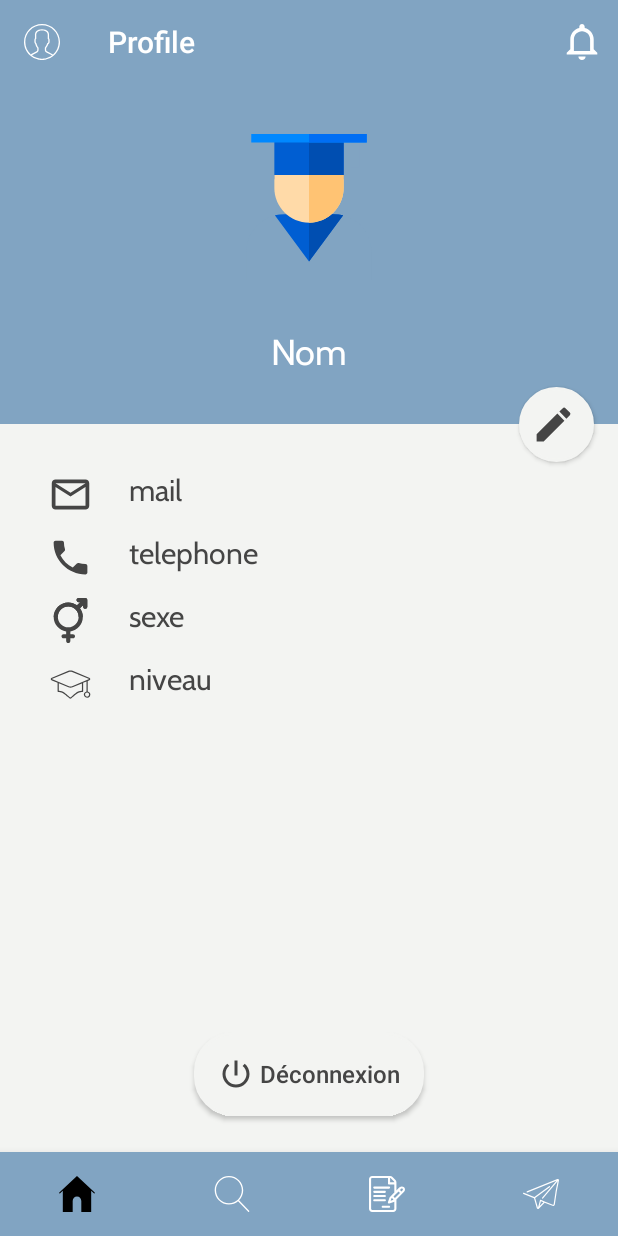
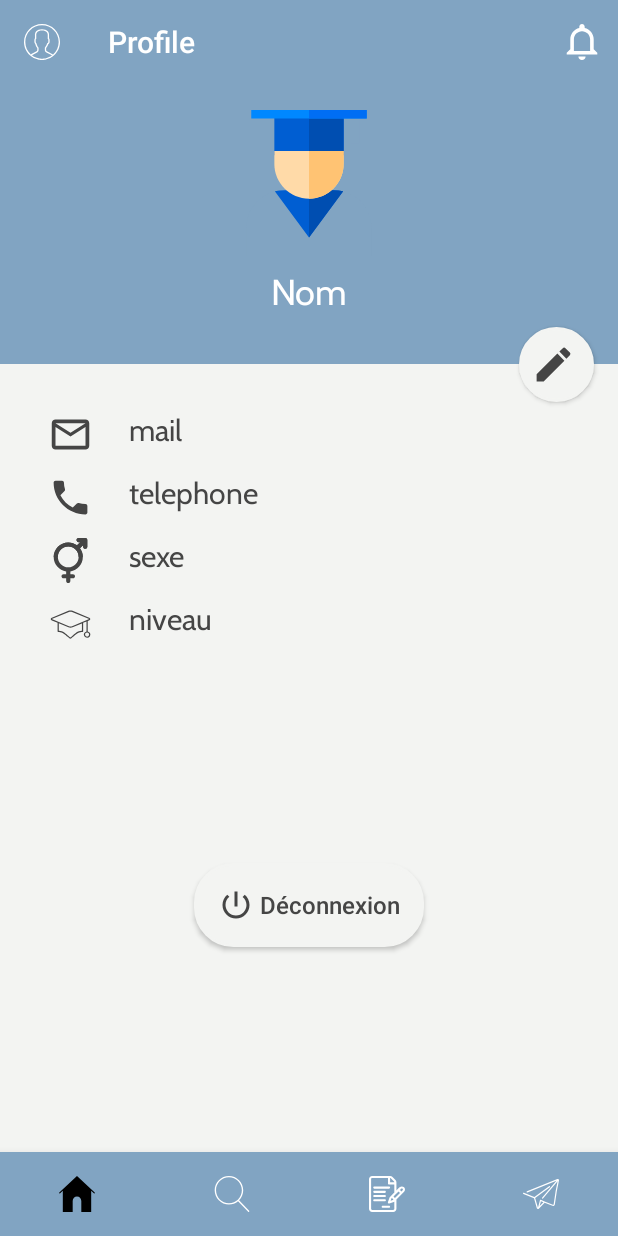
Before and after one commit to iliasafrass/AlloEtudiants, an Android app: the fragment ProfilFragment placed in its activity, on a phone screen of 412 x 824 dp. Run offline under Robolectric (Android 15) with nearby library versions, the phone set to English and light mode, and no system bars; our stand-ins replace ButterKnife; network calls fail; Roboto replaces fonts that are not available here.

Commit message:
fix errors inscription and profile

```diff
--- a/AlloEtudiants/app/src/main/java/com/example/a707446/alloetudiant/inscription/Inscription.java
+++ b/AlloEtudiants/app/src/main/java/com/example/a707446/alloetudiant/inscription/Inscription.java
@@ -162,7 +162,7 @@ public class Inscription extends AppCompatActivity implements InscriptionContrac
             Toast.makeText(this,"sexe est obligatoire! ",Toast.LENGTH_LONG);
         }
 
-        if (!passwordInput.isEmpty() && passwordInput != null && !sexeInput.name().isEmpty() && sexeInput.name() != null && !telInput.isEmpty() && telInput != null && !!selectedSpinnerNiveau.isEmpty() && selectedSpinnerNiveau != null && !prenomInput.isEmpty() && prenomInput != null && !nomInput.isEmpty() && nomInput != null && !emailInput.isEmpty() && emailInput != null) {
+        if (!passwordInput.isEmpty() && passwordInput != null && !sexeInput.name().isEmpty() && sexeInput.name() != null && !telInput.isEmpty() && telInput != null && !selectedSpinnerNiveau.isEmpty() && selectedSpinnerNiveau != null && !prenomInput.isEmpty() && prenomInput != null && !nomInput.isEmpty() && nomInput != null && !emailInput.isEmpty() && emailInput != null) {
             Grade niveauInput = Grade.valueOf(selectedSpinnerNiveau);
             profileDto.setEmail(emailInput);
             profileDto.setFirstName(prenomInput);
--- a/AlloEtudiants/app/src/main/res/layout/activity_inscription.xml
+++ b/AlloEtudiants/app/src/main/res/layout/activity_inscription.xml
@@ -196,7 +196,7 @@
                 android:layout_centerHorizontal="true"
                 android:layout_centerVertical="true"
                 android:ems="10"
-                android:hint="saisir votre mot de passe"
+                android:hint="mot de passe"
                 android:inputType="textPassword"
                 android:textSize="16sp"
                 android:textStyle="bold"
--- a/AlloEtudiants/app/src/main/res/layout/profil_fragment.xml
+++ b/AlloEtudiants/app/src/main/res/layout/profil_fragment.xml
@@ -34,9 +34,9 @@
                 android:layout_alignParentLeft="true"
 
                 android:layout_alignParentTop="true"
+                android:layout_marginStart="8dp"
+                android:layout_marginTop="16dp"
                 android:layout_marginEnd="8dp"
-                android:layout_marginStart="8dp"
-                android:layout_marginTop="32dp"
                 android:visibility="visible"
                 app:layout_constraintEnd_toEndOf="parent"
                 app:layout_constraintStart_toStartOf="parent"
@@ -48,10 +48,10 @@
                 android:layout_width="0dp"
                 android:layout_height="wrap_content"
                 android:layout_below="@+id/view2"
+                android:layout_marginStart="32dp"
+                android:layout_marginTop="8dp"
+                android:layout_marginEnd="32dp"
                 android:layout_marginBottom="32dp"
-                android:layout_marginEnd="32dp"
-                android:layout_marginStart="32dp"
-                android:layout_marginTop="32dp"
                 android:fontFamily="@font/cabin"
                 android:gravity="center"
                 android:text="Nom"
@@ -160,9 +160,10 @@
             android:id="@+id/imageButton2"
             android:layout_width="wrap_content"
             android:layout_height="wrap_content"
+            android:layout_marginStart="64dp"
+            android:layout_marginTop="32dp"
+            android:layout_marginEnd="64dp"
             android:layout_marginBottom="24dp"
-            android:layout_marginEnd="64dp"
-            android:layout_marginStart="64dp"
             android:background="@drawable/background_login"
             android:clickable="true"
             android:drawableLeft="@drawable/ic_power_settings_new_black_24dp"
@@ -173,7 +174,8 @@
             android:textSize="16sp"
             app:layout_constraintBottom_toBottomOf="parent"
             app:layout_constraintEnd_toEndOf="parent"
-            app:layout_constraintStart_toStartOf="parent" />
+            app:layout_constraintStart_toStartOf="parent"
+            app:layout_constraintTop_toBottomOf="@+id/imageView11" />
 
         <ImageView
             android:id="@+id/imageView11"
```
